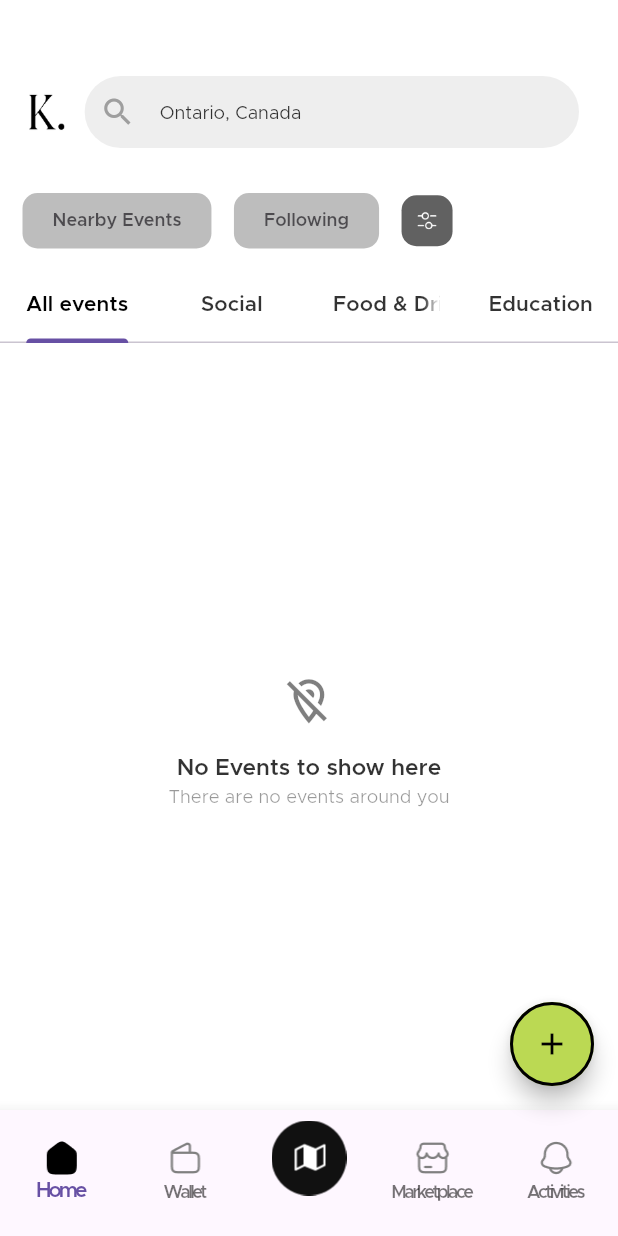
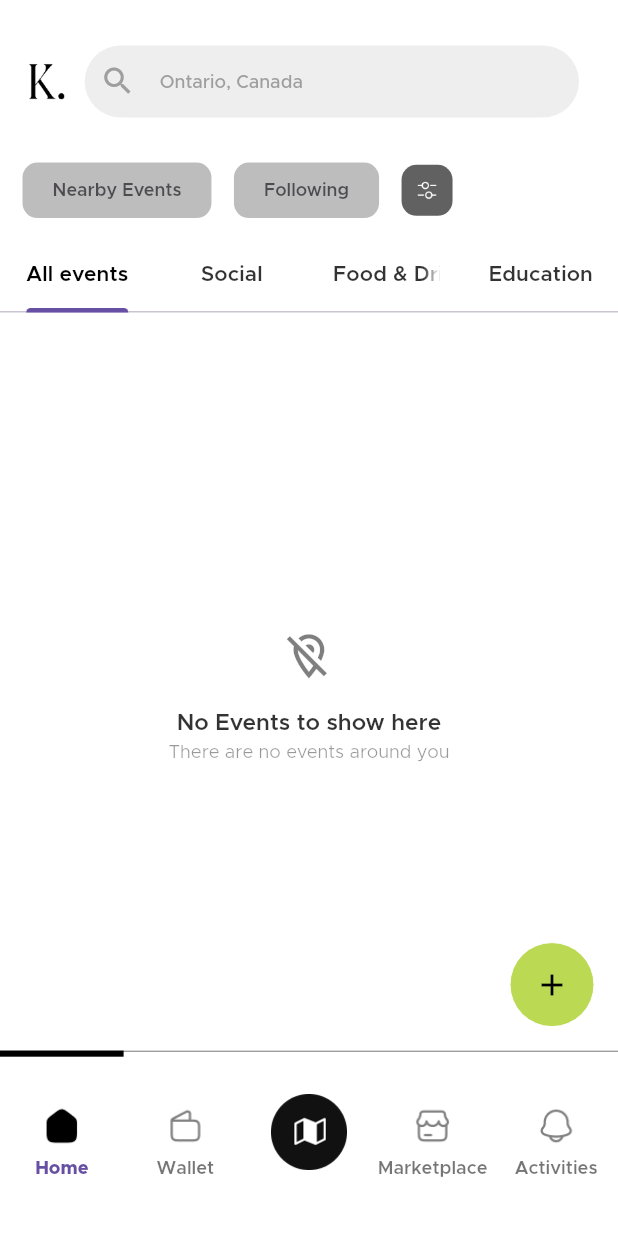
Before and after one commit to dammyaro/kliks, a Flutter app: the GuestAppPage screen opened by its route, on a phone screen of 412 x 824 dp. Run offline on Flutter 3.47's test engine with Material 3 defaults, Android fonts, the phone set to English and light mode, and no system bars; our stand-ins replace device_preview, flutter_form_builder, flutter_screenutil, image_picker.

Commit message:
More changes

```diff
--- a/lib/core/theme_config.dart
+++ b/lib/core/theme_config.dart
@@ -13,13 +13,13 @@ class ThemeConfig {
         color: Colors.black,
         fontFamily: 'Metropolis-ExtraBold',
         fontSize: 18.sp,
-        letterSpacing: -2,
+        letterSpacing: 0,
       ),
       bodyMedium: TextStyle(
         color: Colors.black,
         fontFamily: 'Metropolis-SemiBold',
         fontSize: 16.sp,
-        letterSpacing: -2,
+        letterSpacing: 0,
       ),
       bodySmall: TextStyle(
         color: Colors.black.withOpacity(0.8),
--- a/lib/features/guest_app/guest_app_page.dart
+++ b/lib/features/guest_app/guest_app_page.dart
@@ -3,6 +3,7 @@ import 'package:kliks/features/guest_app/home/guest_home_page.dart';
 import 'package:kliks/features/guest_app/marketplace/guest_marketplace_page.dart';
 import 'package:kliks/features/guest_app/activities/guest_activities_page.dart';
 import 'package:kliks/features/guest_app/wallet/guest_wallet_page.dart';
+import 'package:flutter_screenutil/flutter_screenutil.dart';
 
 class GuestAppPage extends StatefulWidget {
   const GuestAppPage({super.key});
@@ -24,26 +25,67 @@ class _GuestAppPageState extends State<GuestAppPage> {
   @override
   Widget build(BuildContext context) {
     return Scaffold(
-      body: _pages[_currentIndex],
+      body: SafeArea(
+        child: _pages[_currentIndex],
+      ),
       floatingActionButton: FloatingActionButton(
         onPressed: () {
-
-          print('FAB pressed');
+          // showModalBottomSheet(
+          //   context: context,
+          //   isScrollControlled: true,
+          //   backgroundColor: Colors.transparent,
+          //   builder: (context) => const CreateEventBottomSheet(),
+          // );
         },
         backgroundColor: const Color(0xffbbd953),
         shape: CircleBorder(
-          side: BorderSide(color: Colors.black, width: 2),
+          side: BorderSide(color: Theme.of(context).scaffoldBackgroundColor, width: 0),
         ),
+        elevation: 0,
         child: const Icon(Icons.add, color: Colors.black),
       ),
       floatingActionButtonLocation: FloatingActionButtonLocation.endFloat,
-      bottomNavigationBar: BottomNavigationBar(
+      bottomNavigationBar: Stack(
+        children: [
+          Container(
+            height: MediaQuery.of(context).size.height * 0.15, // Adaptive height
+            decoration: BoxDecoration(
+              color: Theme.of(context).scaffoldBackgroundColor,
+              border: Border(
+                top: BorderSide(
+                  color: Colors.grey[500]!,
+                  width: 1.0,
+
+                ),
+              ),
+            ),
+            child: BottomNavigationBar(
+              // backgroundColor: Colors.transparent,
+              backgroundColor: Theme.of(context).scaffoldBackgroundColor,
+              elevation: 0,
               currentIndex: _currentIndex,
-        onTap: (index) => setState(() => _currentIndex = index),
+              onTap: (index) {
+                if (index == 2) {
+                  print('Map button clicked');
+                } else {
+                  setState(() => _currentIndex = index);
+                }
+              },
               type: BottomNavigationBarType.fixed,
+              selectedLabelStyle: Theme.of(context).textTheme.bodySmall?.copyWith(
+                    fontSize: 12.sp,
+                    fontFamily: 'Metropolis-ExtraBold',
+                    color: Theme.of(context).primaryColor,
+                  ),
+              unselectedLabelStyle: Theme.of(context).textTheme.bodySmall?.copyWith(
+                    fontSize: 12.sp,
+                    fontFamily: 'Metropolis-SemiBold',
+                  ),
               items: [
                 BottomNavigationBarItem(
-            icon: Image.asset(
+                    icon: Padding(
+                    padding: EdgeInsets.only(bottom: 8.h),
+                    child: Image.asset(
                       Theme.of(context).brightness == Brightness.dark
                         ? (_currentIndex == 0
                           ? 'assets/icons/home-darkmode-active.png'
@@ -51,13 +93,19 @@ class _GuestAppPageState extends State<GuestAppPage> {
                         : (_currentIndex == 0
                           ? 'assets/icons/home-lightmode-active.png'
                           : 'assets/icons/home-lightmode-inactive.png'),
-              width: 24,
-              height: 24,
+                      width: 24.w,
+                      height: 24.h,
+                      filterQuality: FilterQuality.high,
+                      colorBlendMode: BlendMode.dst,
+
+                    ),
                   ),
                   label: 'Home',
                 ),
                 BottomNavigationBarItem(
-            icon: Image.asset(
+                  icon: Padding(
+                    padding: EdgeInsets.only(bottom: 8.h),
+                    child: Image.asset(
                       Theme.of(context).brightness == Brightness.dark
                           ? (_currentIndex == 1
                               ? 'assets/icons/wallet-darkmode-active.png'
@@ -65,48 +113,76 @@ class _GuestAppPageState extends State<GuestAppPage> {
                           : (_currentIndex == 1
                               ? 'assets/icons/wallet-lightmode-active.png'
                               : 'assets/icons/wallet-lightmode-inactive.png'),
-              width: 24,
-              height: 24,
+                      width: 24.w,
+                      height: 24.h,
+                    ),
                   ),
                   label: 'Wallet',
                 ),
                 BottomNavigationBarItem(
-            icon: Image.asset(
+                  icon: GestureDetector(
+                  onTap: () {
+                    print('Map button clicked');
+                  },
+                  child: Padding(
+                    padding: EdgeInsets.only(bottom: 0.h),
+                    child: Image.asset(
                     Theme.of(context).brightness == Brightness.dark
                       ? 'assets/icons/map-darkmode.png'
                       : 'assets/icons/map-lightmode.png',
-              width: 50,
-              height: 50,
+                    width: 50.w,
+                    height: 50.h,
+                    filterQuality: FilterQuality.high,
+                    ),
+                  ),
                   ),
                   label: '',
                 ),
                 BottomNavigationBarItem(
-            icon: Image.asset(
+                  icon: Padding(
+                    padding: EdgeInsets.only(bottom: 8.h),
+                    child: Image.asset(
                       Theme.of(context).brightness == Brightness.dark
-                  ? (_currentIndex == 2
+                          ? (_currentIndex == 3
                               ? 'assets/icons/marketplace-darkmode-active.png'
                               : 'assets/icons/marketplace-darkmode-inactive.png')
-                  : (_currentIndex == 2
+                          : (_currentIndex == 3
                               ? 'assets/icons/marketplace-lightmode-active.png'
                               : 'assets/icons/marketplace-lightmode-inactive.png'),
-              width: 24,
-              height: 24,
+                      width: 24.w,
+                      height: 24.h,
+                    ),
                   ),
                   label: 'Marketplace',
                 ),
                 BottomNavigationBarItem(
-            icon: Image.asset(
+                  icon: Padding(
+                    padding: EdgeInsets.only(bottom: 8.h),
+                    child: Image.asset(
                       Theme.of(context).brightness == Brightness.dark
-                  ? (_currentIndex == 3
+                          ? (_currentIndex == 4
                               ? 'assets/icons/activity-darkmode-active.png'
                               : 'assets/icons/activity-darkmode-inactive.png')
-                  : (_currentIndex == 3
+                          : (_currentIndex == 4
                               ? 'assets/icons/activity-lightmode-active.png'
                               : 'assets/icons/activity-lightmode-inactive.png'),
-              width: 24,
-              height: 24,
+                      width: 24.w,
+                      height: 24.h,
+                    ),
                   ),
                   label: 'Activities',
+                ),
+              ],
+            ),
+          ),
+          Positioned(
+            top: 0,
+            left: MediaQuery.of(context).size.width / 5 * _currentIndex,
+            child: Container(
+              width: MediaQuery.of(context).size.width / 5,
+              height: 4.h,
+              color: Theme.of(context).primaryColor,
+            ),
           ),
         ],
       ),
--- a/lib/features/guest_app/home/guest_home_page.dart
+++ b/lib/features/guest_app/home/guest_home_page.dart
@@ -11,7 +11,7 @@ class GuestHomePage extends StatelessWidget {
     return Scaffold(
       body: Column(
         children: [
-          SizedBox(height: 40.h),
+          SizedBox(height: 20.h),
           const MainAppBar(isGuest: true),
           SizedBox(height: 5.h),
           const EventFilter(),
--- a/lib/shared/widgets/main_app_bar.dart
+++ b/lib/shared/widgets/main_app_bar.dart
@@ -44,12 +44,18 @@ class MainAppBar extends StatelessWidget {
 
                     hintStyle: Theme.of(
                       context,
-                    ).textTheme.bodySmall?.copyWith(fontSize: 12.sp),
+                    ).textTheme.bodySmall?.copyWith(
+                      fontSize: 12.sp,
+                      letterSpacing: 0,
+                      fontFamily: 'Metropolis-Medium',
+                      color: Colors.grey[500],
+                    ),
                     icon: const Icon(Icons.search_outlined, color: Colors.grey),
                   ),
                   style: TextStyle(
                     fontSize: 14.sp,
-                    fontFamily: 'Metropolis-SemiBold',
+                    fontFamily: 'Metropolis-Medium',
+                    letterSpacing: 0,
                     color: Colors.grey[500],
                   ),
                   textAlignVertical: TextAlignVertical.top,
--- a/lib/shared/widgets/onboarding_prompt.dart
+++ b/lib/shared/widgets/onboarding_prompt.dart
@@ -30,7 +30,7 @@ class OnboardingPrompt extends StatelessWidget {
                     letterSpacing: -1,
                     fontSize: 20.sp,
                     color: Colors.black,
-                    fontWeight: FontWeight.bold,
+
                   ),
             ),
             SizedBox(height: 8.h),
@@ -38,7 +38,7 @@ class OnboardingPrompt extends StatelessWidget {
               "Hi, let's get you a personalized experience on Kliks\nPlease continue by providing some details.",
               style: Theme.of(context).textTheme.bodySmall?.copyWith(
                     color: Colors.black.withOpacity(0.9),
-                    letterSpacing: -1,
+                    letterSpacing: 0,
                     fontSize: 13.sp,
                   ),
             ),
--- a/lib/shared/widgets/small_button.dart
+++ b/lib/shared/widgets/small_button.dart
@@ -22,15 +22,15 @@ class SmallButton extends StatelessWidget {
       backgroundColor: backgroundColor ?? Theme.of(context).primaryColor,
       foregroundColor: textColor ?? Theme.of(context).scaffoldBackgroundColor,
       shape: RoundedRectangleBorder(
-        borderRadius: BorderRadius.circular(10),
+        borderRadius: BorderRadius.circular(15),
       ),
-      minimumSize: const Size(double.infinity, 30),
+      minimumSize: const Size(double.infinity, 35),
       ),
       child: Text(
       text,
       style: Theme.of(context).textTheme.bodySmall?.copyWith(
         fontSize: 12,
-        fontWeight: FontWeight.bold,
+        fontFamily: 'Metropolis-Medium',
         color: textColor ?? Theme.of(context).scaffoldBackgroundColor,
       ),
       ),
```
Also changed, not shown: lib/features/main_app/home/home_page.dart (+6 -4 lines), lib/features/main_app/main_app_page.dart (+13 -13 lines), lib/features/main_app/profile/profile_page.dart (+15 -10 lines), lib/shared/widgets/two_step_bottom_sheet.dart (+21 -18 lines), 42 other files. Lines whose indentation alone changed are shown as unchanged.
